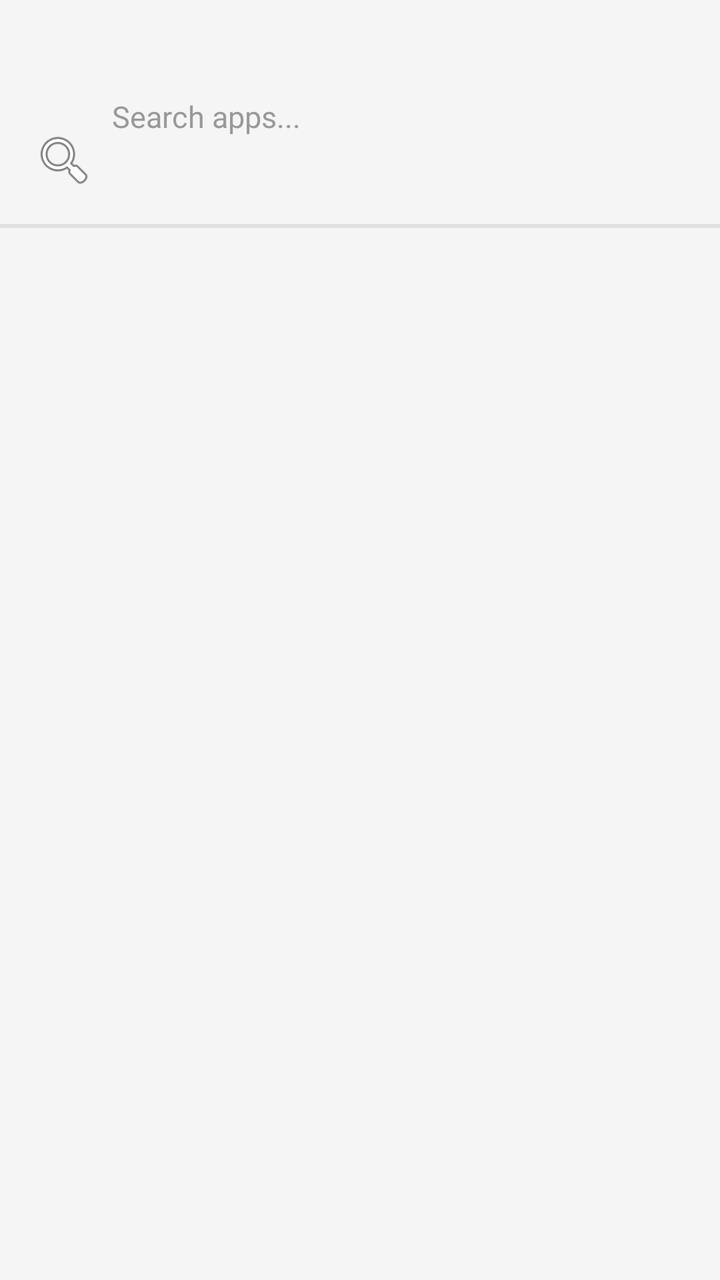
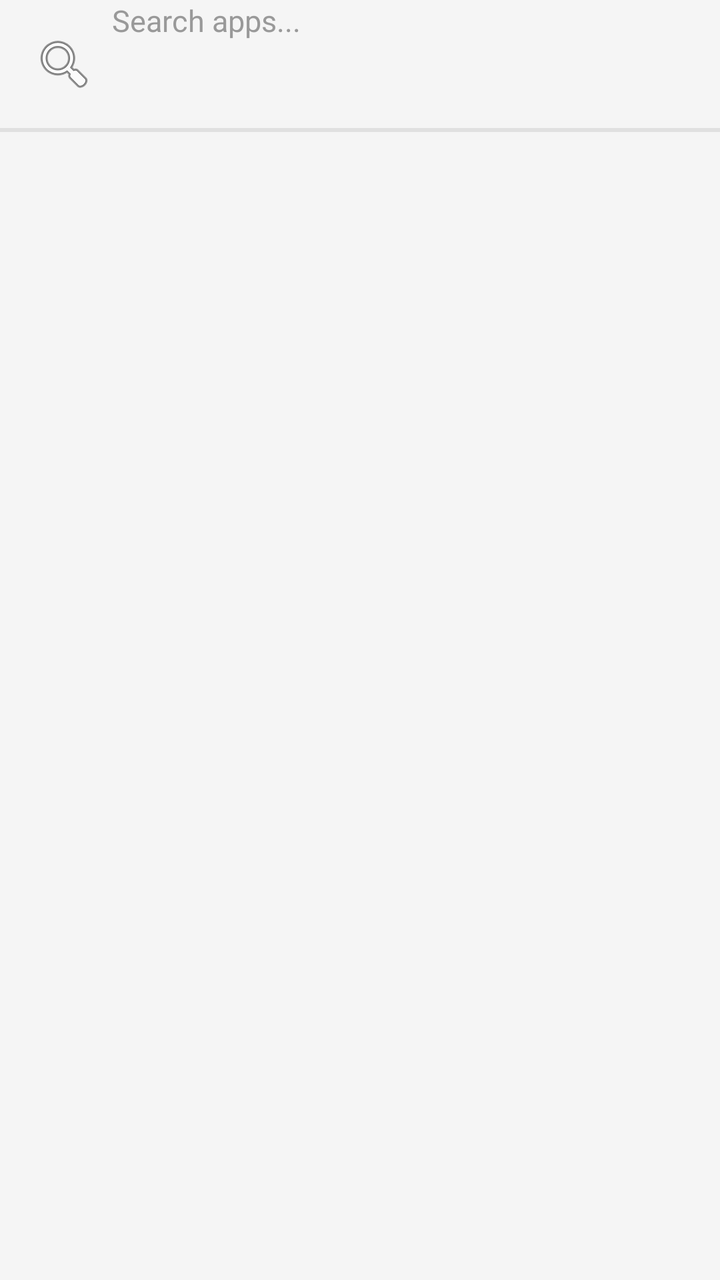

Two renders of the same Android screen: before a commit and after it. Below are the layout's source before the change and the commit's diff.
<!-- AndroidManifest.xml: application theme Theme.SimpleLauncher -->
<!-- res/layout/activity_applist.xml -->
<?xml version="1.0" encoding="utf-8"?>
<LinearLayout xmlns:android="http://schemas.android.com/apk/res/android"
    android:layout_width="match_parent"
    android:layout_height="match_parent"
    android:background="@color/bg"
    android:orientation="vertical"
    android:paddingTop="48dp">

    <EditText
        android:id="@+id/searchInput"
        android:layout_width="match_parent"
        android:layout_height="@dimen/row_height"
        android:background="@android:color/transparent"
        android:drawableStart="@android:drawable/ic_menu_search"
        android:drawablePadding="8dp"
        android:hint="Search apps..."
        android:imeOptions="actionSearch"
        android:inputType="text"
        android:maxLines="1"
        android:paddingHorizontal="@dimen/padding"
        android:textColor="@color/text_primary"
        android:textColorHint="@color/text_hint"
        android:textSize="15sp" />

    <View
        android:layout_width="match_parent"
        android:layout_height="@dimen/divider"
        android:background="@drawable/divider_horizontal" />

    <ListView
        android:id="@+id/appList"
        android:layout_width="match_parent"
        android:layout_height="0dp"
        android:layout_weight="1"
        android:clipToPadding="false"
        android:divider="@drawable/divider_horizontal"
        android:dividerHeight="@dimen/divider"
        android:paddingHorizontal="0dp"
        android:scrollbarStyle="outsideOverlay" />

</LinearLayout>
<!-- resources referenced by this layout -->
<resources>
  <color name="bg">#FFF5F5F5</color>
  <color name="text_hint">#FF999999</color>
  <color name="text_primary">#FF1C1B1F</color>
  <dimen name="divider">2dp</dimen>
  <dimen name="padding">16dp</dimen>
  <dimen name="row_height">64dp</dimen>
  <!-- drawable divider_horizontal (drawable) -->
  <?xml version="1.0" encoding="utf-8"?>
  <shape xmlns:android="http://schemas.android.com/apk/res/android"
      android:shape="rectangle">
      <solid android:color="@color/divider" />
      <size android:height="@dimen/divider" />
  </shape>
  <style name="Theme.SimpleLauncher" parent="android:Theme.Material.Light.NoActionBar">
          <item name="android:windowNoTitle">true</item>
          <item name="android:windowFullscreen">false</item>
          <item name="android:statusBarColor">@android:color/transparent</item>
          <item name="android:navigationBarColor">@android:color/transparent</item>
      </style>
  <color name="divider">#FFE0E0E0</color>
</resources>

<!-- the commit's change to res/layout/activity_applist.xml (unified diff, before → after) -->
@@ -3,8 +3,7 @@
     android:layout_width="match_parent"
     android:layout_height="match_parent"
     android:background="@color/bg"
-    android:orientation="vertical"
-    android:paddingTop="48dp">
+    android:orientation="vertical">
 
     <EditText
         android:id="@+id/searchInput"
